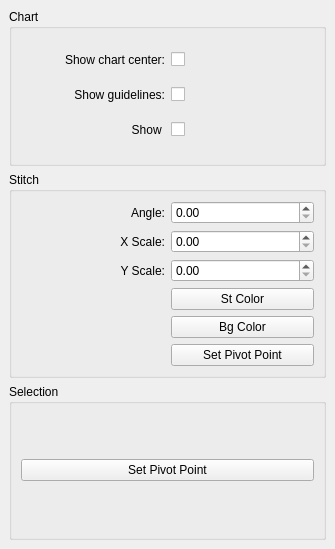
Qt form src/propertiesdialog.ui (iPenguin/CrochetCharts) before a commit.
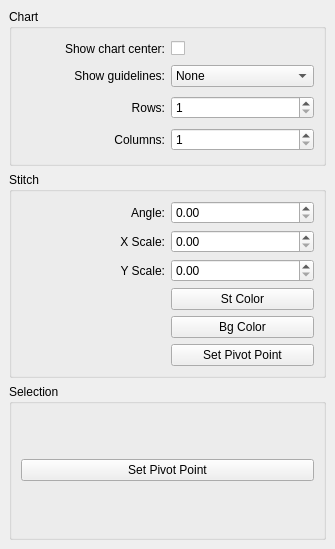
The same form after that commit.

Commit message:
Refs #96 - Updated basic wedgelines code -> guidelines.
Also remove hardcoded lines in preperation for custom lines.

The edit to the form file:
```diff
--- a/src/propertiesdialog.ui
+++ b/src/propertiesdialog.ui
@@ -46,30 +46,74 @@
          <property name="alignment">
           <set>Qt::AlignRight|Qt::AlignTrailing|Qt::AlignVCenter</set>
          </property>
-        </widget>
-       </item>
-       <item row="1" column="1">
-        <widget class="QCheckBox" name="showGuidelines">
-         <property name="text">
-          <string/>
-         </property>
-        </widget>
-       </item>
-       <item row="2" column="0">
-        <widget class="QLabel" name="label_3">
-         <property name="text">
-          <string>Show </string>
-         </property>
-         <property name="alignment">
-          <set>Qt::AlignRight|Qt::AlignTrailing|Qt::AlignVCenter</set>
+         <property name="buddy">
+          <cstring>showGuidelines</cstring>
          </property>
         </widget>
        </item>
        <item row="2" column="1">
-        <widget class="QCheckBox" name="checkBox">
+        <widget class="QSpinBox" name="spinBox">
+         <property name="minimum">
+          <number>1</number>
+         </property>
+         <property name="maximum">
+          <number>99999</number>
+         </property>
+        </widget>
+       </item>
+       <item row="3" column="1">
+        <widget class="QSpinBox" name="spinBox_2">
+         <property name="minimum">
+          <number>1</number>
+         </property>
+         <property name="maximum">
+          <number>99999</number>
+         </property>
+        </widget>
+       </item>
+       <item row="2" column="0">
+        <widget class="QLabel" name="label_7">
          <property name="text">
-          <string/>
+          <string>Rows:</string>
          </property>
+         <property name="alignment">
+          <set>Qt::AlignRight|Qt::AlignTrailing|Qt::AlignVCenter</set>
+         </property>
+         <property name="buddy">
+          <cstring>spinBox</cstring>
+         </property>
+        </widget>
+       </item>
+       <item row="3" column="0">
+        <widget class="QLabel" name="label_8">
+         <property name="text">
+          <string>Columns:</string>
+         </property>
+         <property name="alignment">
+          <set>Qt::AlignRight|Qt::AlignTrailing|Qt::AlignVCenter</set>
+         </property>
+         <property name="buddy">
+          <cstring>spinBox_2</cstring>
+         </property>
+        </widget>
+       </item>
+       <item row="1" column="1">
+        <widget class="QComboBox" name="showGuidelines">
+         <item>
+          <property name="text">
+           <string>None</string>
+          </property>
+         </item>
+         <item>
+          <property name="text">
+           <string>Round</string>
+          </property>
+         </item>
+         <item>
+          <property name="text">
+           <string>Grid</string>
+          </property>
+         </item>
         </widget>
        </item>
       </layout>
```
Left out of the diff: 25 changed lines with no effect on the pictures. The commit also changes 9 other files.
